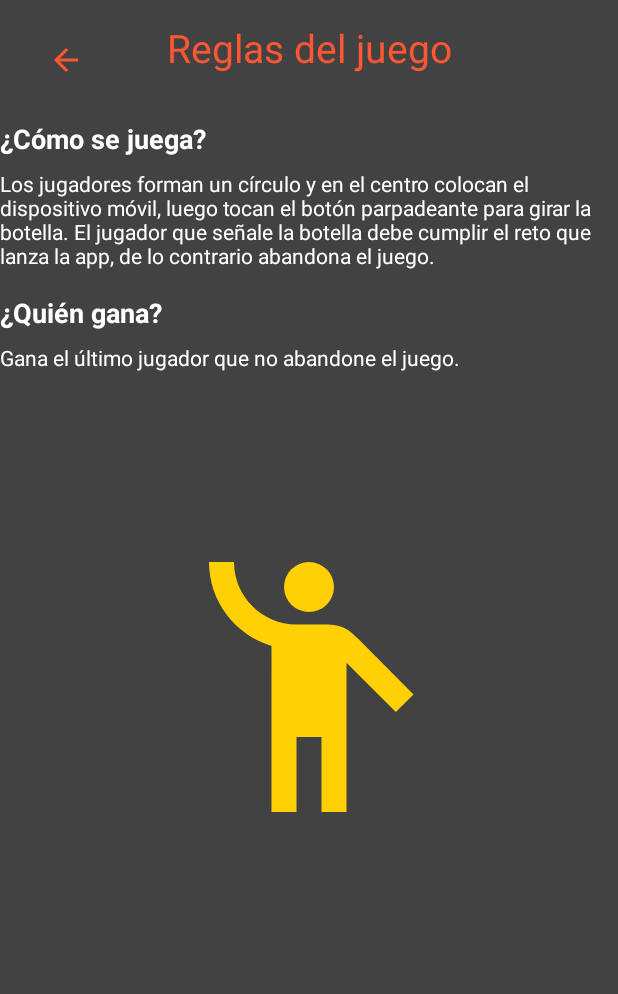
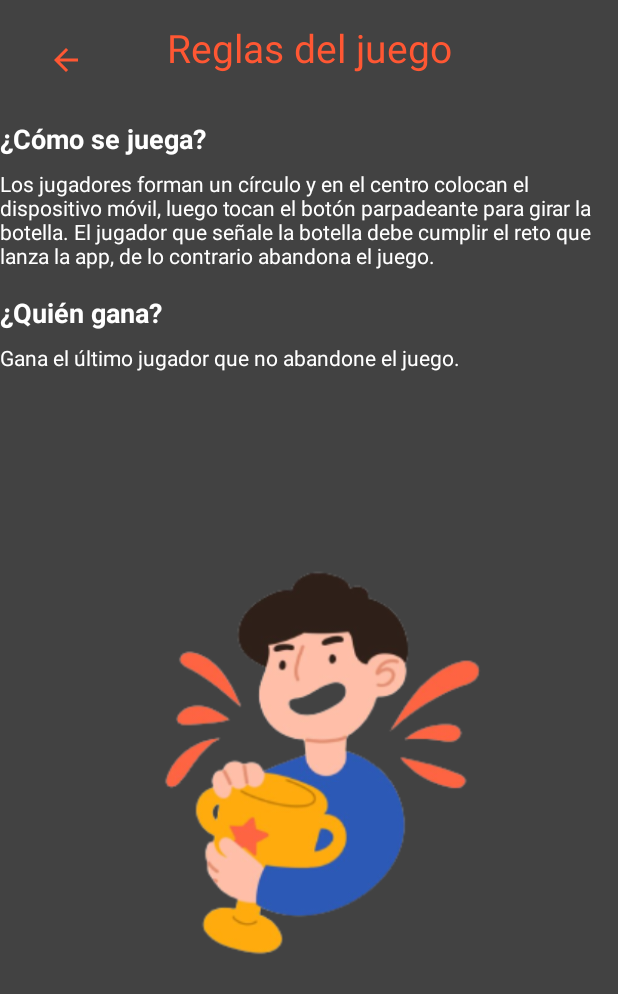
Before and after one commit to cricamore/equipoCuatroMP1, an Android app: the Instrucciones screen opened through its navigation route, on a phone screen of 412 x 824 dp. Shown: the top 994 px of the screen. Run offline under Robolectric (Android 15) with nearby library versions, the phone set to English and light mode, and no system bars; our stand-ins replace Dagger/Hilt's generated code, data binding.

Commit message:
image improved

```diff
--- a/app/src/main/java/com/cristian/miniproyecto1/view/fragment/Instrucciones.kt
+++ b/app/src/main/java/com/cristian/miniproyecto1/view/fragment/Instrucciones.kt
@@ -35,9 +35,14 @@ class Instrucciones : Fragment() {
     }
 
     private fun animate() {
-        val rotationAnimator = ObjectAnimator.ofFloat(binding.ivPersona, "rotation", 0f, 360f)
-        rotationAnimator.duration = 1000
-        rotationAnimator.repeatCount = ObjectAnimator.INFINITE
-        rotationAnimator.start()
+
+        val initialX = binding.ivPersona.translationY
+
+        val translationAnimator = ObjectAnimator.ofFloat(binding.ivPersona, "translationY", initialX, 200f)
+        translationAnimator.duration = 1000
+        translationAnimator.repeatMode = ObjectAnimator.REVERSE
+        translationAnimator.repeatCount = ObjectAnimator.INFINITE
+        translationAnimator.start()
     }
+
 }
--- a/app/src/main/res/layout/fragment_instrucciones.xml
+++ b/app/src/main/res/layout/fragment_instrucciones.xml
@@ -85,12 +85,12 @@
 
         <ImageView
             android:id="@+id/iv_persona"
-            android:layout_width="200sp"
-            android:layout_height="200sp"
+            android:layout_width="300sp"
+            android:layout_height="300sp"
             android:layout_below="@+id/descripcion2"
             android:layout_centerHorizontal="true"
             android:layout_marginTop="110sp"
-            android:src="@drawable/baseline_emoji_people_24" />
+            android:src="@drawable/persona" />
 
     </RelativeLayout>
 </layout>
```
Also changed, not shown: app/src/main/res/drawable/persona.png (added).
